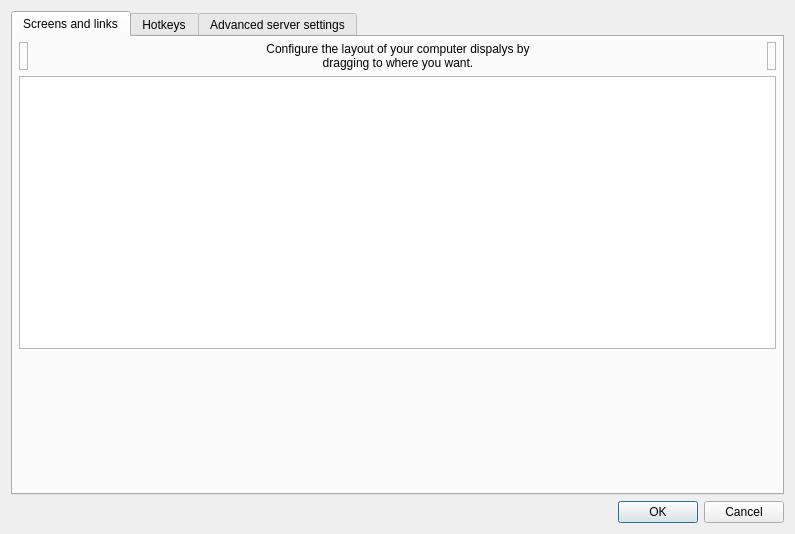
Before: the Qt Designer form src/gui/src/ServerConfigDialogBase.ui in deskflow/deskflow, drawn with Qt 5.
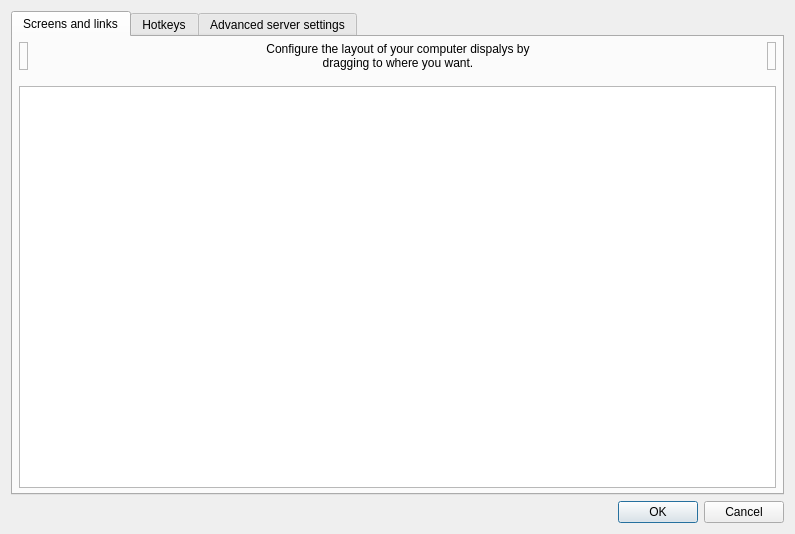
After: the same form once the commit is applied. Icons and pictures are not drawn. Custom widgets are drawn as their Qt base class.

Commit message: SYNERGY-799 Change grid size

Diff of the .ui file:
```diff
--- a/src/gui/src/ServerConfigDialogBase.ui
+++ b/src/gui/src/ServerConfigDialogBase.ui
@@ -135,8 +135,30 @@
          </item>
         </layout>
        </item>
+       <item>
+        <spacer name="verticalSpacer">
+         <property name="orientation">
+          <enum>Qt::Vertical</enum>
+         </property>
+         <property name="sizeType">
+          <enum>QSizePolicy::Fixed</enum>
+         </property>
+         <property name="sizeHint" stdset="0">
+          <size>
+           <width>20</width>
+           <height>10</height>
+          </size>
+         </property>
+        </spacer>
+       </item>
        <item>
         <widget class="ScreenSetupView" name="m_pScreenSetupView">
+         <property name="sizePolicy">
+          <sizepolicy hsizetype="MinimumExpanding" vsizetype="Expanding">
+           <horstretch>0</horstretch>
+           <verstretch>0</verstretch>
+          </sizepolicy>
+         </property>
          <property name="minimumSize">
           <size>
            <width>0</width>
@@ -146,7 +168,7 @@
          <property name="maximumSize">
           <size>
            <width>16777215</width>
-           <height>273</height>
+           <height>16777215</height>
           </size>
          </property>
          <property name="acceptDrops">
@@ -163,19 +185,6 @@
          </property>
         </widget>
        </item>
-       <item>
-        <spacer>
-         <property name="orientation">
-          <enum>Qt::Vertical</enum>
-         </property>
-         <property name="sizeHint" stdset="0">
-          <size>
-           <width>20</width>
-           <height>40</height>
-          </size>
-         </property>
-        </spacer>
-       </item>
       </layout>
      </widget>
      <widget class="QWidget" name="m_pTabHotkeys">
```
